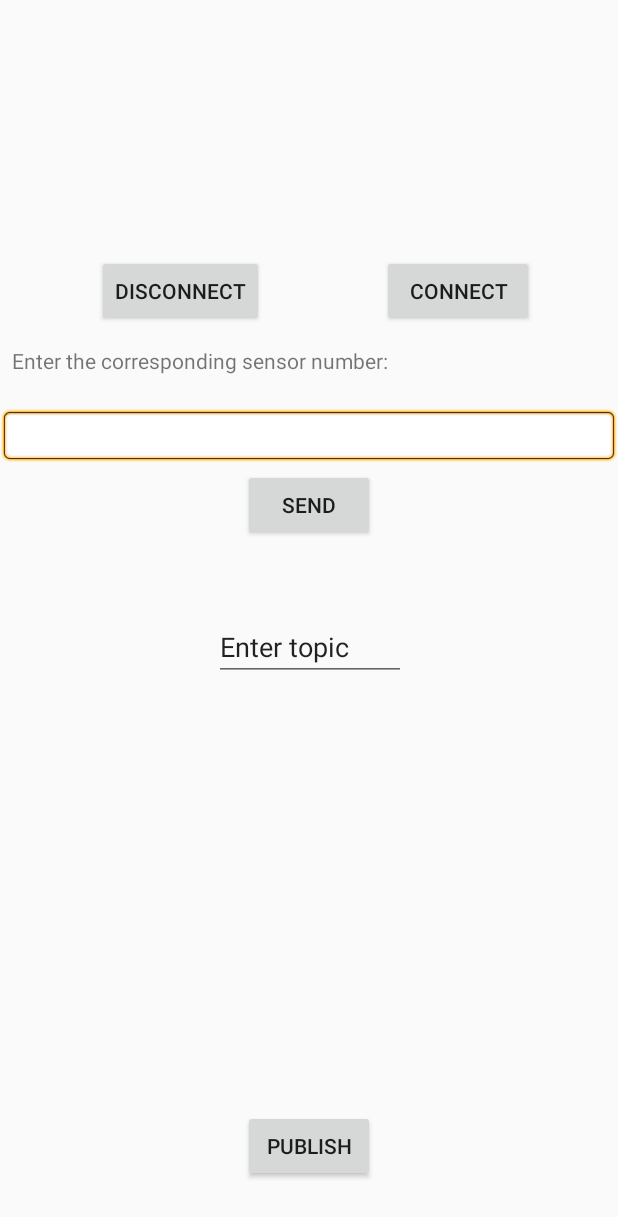
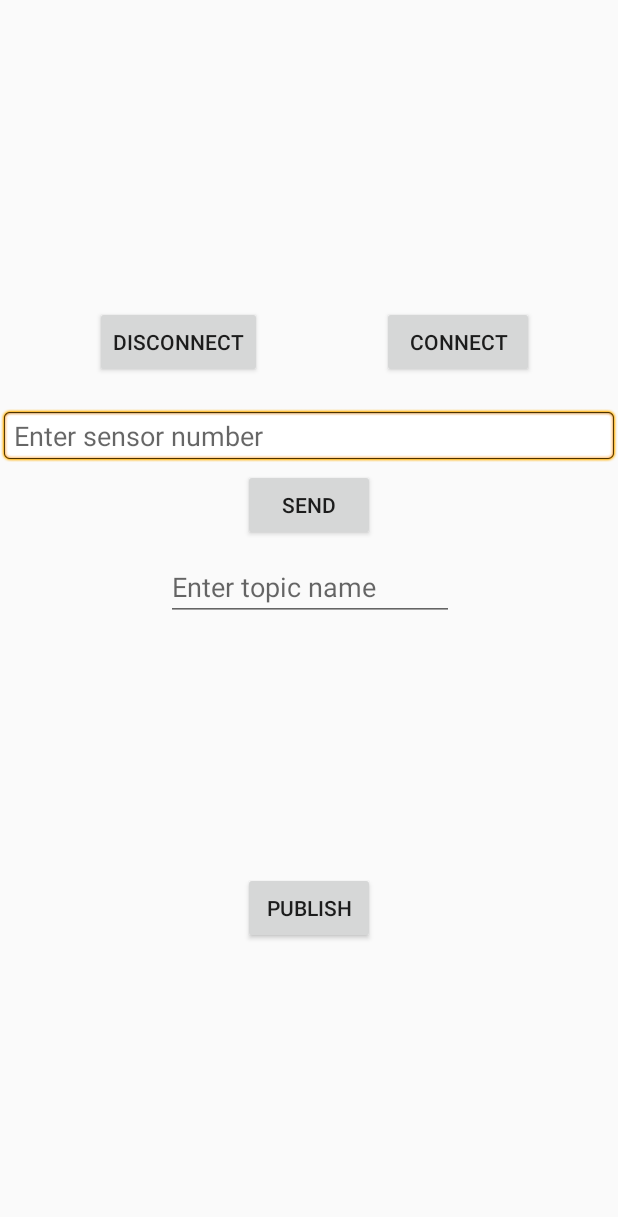
Before and after one commit to BlackIce21/bleTest2, an Android app: the layout activity_main.xml on its own in the app's theme, with its tools: preview values and no code run, on a phone screen of 412 x 824 dp. Shown: the top 1217 px of the screen. Run offline under Robolectric (Android 15) with nearby library versions, the phone set to English and light mode, and no system bars.

Commit message:
Add views mqtt

```diff
--- a/app/src/main/java/com/example/adit/bletest2/MainActivity.java
+++ b/app/src/main/java/com/example/adit/bletest2/MainActivity.java
@@ -41,6 +41,8 @@ public class MainActivity extends Activity
     EditText myTextbox;
     EditText topicTextbox;
 
+    String data = null;
+
     BluetoothAdapter mBluetoothAdapter = null;
     BluetoothSocket mmSocket = null;
     BluetoothDevice mmDevice = null;
@@ -67,6 +69,7 @@ public class MainActivity extends Activity
 
         myLabel = (TextView)findViewById(R.id.label);
         myTextbox = (EditText)findViewById(R.id.entry);
+        topicTextbox = (EditText)findViewById(R.id.topicName);
 
         myLabel.setMovementMethod(new ScrollingMovementMethod());
 
@@ -128,7 +131,7 @@ public class MainActivity extends Activity
         mBluetoothAdapter = BluetoothAdapter.getDefaultAdapter();
         if(mBluetoothAdapter == null)
         {
-            myLabel.setText("No bluetooth adapter available\n");
+            Toast.makeText(MainActivity.this, "No BLE device found", Toast.LENGTH_LONG).show();
         }
 
         if(!mBluetoothAdapter.isEnabled())
@@ -149,7 +152,7 @@ public class MainActivity extends Activity
                 }
             }
         }
-        myLabel.append("Bluetooth Device Found\n");
+        Toast.makeText(MainActivity.this, "Connected to device", Toast.LENGTH_LONG).show();
     }
 
     void openBT() throws IOException
@@ -250,7 +253,7 @@ public class MainActivity extends Activity
                                 {
                                     byte[] encodedBytes = new byte[readBufferPosition];
                                     System.arraycopy(readBuffer, 0, encodedBytes, 0, encodedBytes.length);
-                                    final String data = new String(encodedBytes, "US-ASCII");
+                                    data = new String(encodedBytes, "US-ASCII");
                                     readBufferPosition = 0;
 
                                     handler.post(new Runnable()
@@ -289,7 +292,7 @@ public class MainActivity extends Activity
         myTextbox.getText().clear();
     }
 
-    void connectMQ(String data){
+    void connectMQ(final String data){
 
         String clientId = MqttClient.generateClientId();
         final MqttAndroidClient client =
@@ -306,8 +309,11 @@ public class MainActivity extends Activity
                     // We are connected
                     Log.d(TAG, "onSuccess");
                     //Publishing
-                    String topic = "ctsense/pod";
-                    String payload = "";
+                    // Retreiving topic
+                    String topicName = topicTextbox.getText().toString();
+                    //String topic = "ctsense/pod";
+                    String topic = topicName;
+                    String payload = "data from sensor";
                     byte[] encodedPayload = new byte[0];
                     try {
                         encodedPayload = payload.getBytes("UTF-8");
--- a/app/src/main/res/layout/activity_main.xml
+++ b/app/src/main/res/layout/activity_main.xml
@@ -6,24 +6,9 @@
     android:layout_height="match_parent"
     tools:context="com.example.adit.bletest2.MainActivity">
 
-    <TextView
-        android:id="@+id/setSensor"
-        android:layout_width="fill_parent"
-        android:layout_height="wrap_content"
-        android:layout_marginBottom="8dp"
-        android:layout_marginEnd="8dp"
-        android:layout_marginStart="8dp"
-        android:layout_marginTop="8dp"
-        android:text="Enter the corresponding sensor number:"
-        app:layout_constraintBottom_toTopOf="@+id/entry"
-        app:layout_constraintEnd_toEndOf="parent"
-        app:layout_constraintHorizontal_bias="0.0"
-        app:layout_constraintStart_toStartOf="parent"
-        app:layout_constraintTop_toTopOf="parent"
-        app:layout_constraintVertical_bias="0.942" />
-
     <EditText
         android:id="@+id/entry"
+        android:hint="Enter sensor number"
         android:layout_width="fill_parent"
         android:layout_height="wrap_content"
         android:layout_marginTop="272dp"
@@ -36,14 +21,11 @@
         android:layout_width="101dp"
         android:layout_height="wrap_content"
         android:layout_alignParentRight="true"
-        android:layout_marginBottom="8dp"
         android:layout_marginEnd="56dp"
-        android:layout_marginTop="132dp"
+        android:layout_marginTop="204dp"
         android:text="Connect"
-        app:layout_constraintBottom_toTopOf="@+id/setSensor"
         app:layout_constraintEnd_toEndOf="parent"
-        app:layout_constraintTop_toTopOf="parent"
-        app:layout_constraintVertical_bias="0.886" />
+        app:layout_constraintTop_toTopOf="parent" />
 
     <Button
         android:id="@+id/send"
@@ -67,55 +49,50 @@
         android:layout_width="wrap_content"
         android:layout_height="wrap_content"
         android:layout_alignTop="@id/send"
-        android:layout_marginBottom="8dp"
         android:layout_marginEnd="8dp"
         android:layout_marginStart="8dp"
-        android:layout_marginTop="132dp"
+        android:layout_marginTop="204dp"
         android:layout_toLeftOf="@id/send"
         android:text="Disconnect"
-        app:layout_constraintBottom_toTopOf="@+id/setSensor"
         app:layout_constraintEnd_toStartOf="@+id/open"
-        app:layout_constraintHorizontal_bias="0.443"
+        app:layout_constraintHorizontal_bias="0.435"
         app:layout_constraintStart_toStartOf="parent"
-        app:layout_constraintTop_toTopOf="parent"
-        app:layout_constraintVertical_bias="0.886" />
+        app:layout_constraintTop_toTopOf="parent" />
 
     <TextView
         android:id="@+id/label"
         android:layout_width="373dp"
-        android:layout_height="152dp"
+        android:layout_height="187dp"
         android:layout_marginBottom="8dp"
         android:layout_marginEnd="8dp"
         android:layout_marginStart="8dp"
         android:layout_marginTop="8dp"
-        android:scrollbars="vertical"
         android:lines="100"
         android:maxLines="100"
+        android:scrollbars="vertical"
         android:text=""
-        app:layout_constraintBottom_toTopOf="@+id/setSensor"
+        app:layout_constraintBottom_toTopOf="@+id/entry"
         app:layout_constraintEnd_toEndOf="parent"
-        app:layout_constraintHorizontal_bias="0.523"
+        app:layout_constraintHorizontal_bias="0.0"
         app:layout_constraintStart_toStartOf="parent"
         app:layout_constraintTop_toTopOf="parent"
-        app:layout_constraintVertical_bias="0.069" />
+        app:layout_constraintVertical_bias="0.115" />
 
     <EditText
         android:id="@+id/topicName"
         android:layout_width="wrap_content"
         android:layout_height="wrap_content"
-        android:layout_marginBottom="8dp"
         android:layout_marginEnd="8dp"
         android:layout_marginStart="8dp"
         android:layout_marginTop="8dp"
-        android:ems="6"
+        android:ems="9"
+        android:hint="Enter topic name"
         android:inputType="textPersonName"
-        android:text="Enter topic"
-        app:layout_constraintBottom_toTopOf="@+id/conpublishBtn"
+        android:text=""
         app:layout_constraintEnd_toEndOf="parent"
         app:layout_constraintHorizontal_bias="0.503"
         app:layout_constraintStart_toStartOf="parent"
-        app:layout_constraintTop_toBottomOf="@+id/send"
-        app:layout_constraintVertical_bias="0.125" />
+        app:layout_constraintTop_toBottomOf="@+id/send" />
 
     <Button
         android:id="@+id/conpublishBtn"
@@ -124,9 +101,11 @@
         android:layout_marginBottom="36dp"
         android:layout_marginEnd="8dp"
         android:layout_marginStart="8dp"
+        android:layout_marginTop="8dp"
         android:text="Publish"
         app:layout_constraintBottom_toBottomOf="parent"
         app:layout_constraintEnd_toEndOf="parent"
-        app:layout_constraintStart_toStartOf="parent" />
+        app:layout_constraintStart_toStartOf="parent"
+        app:layout_constraintTop_toBottomOf="@+id/topicName" />
 
 </android.support.constraint.ConstraintLayout>
```
